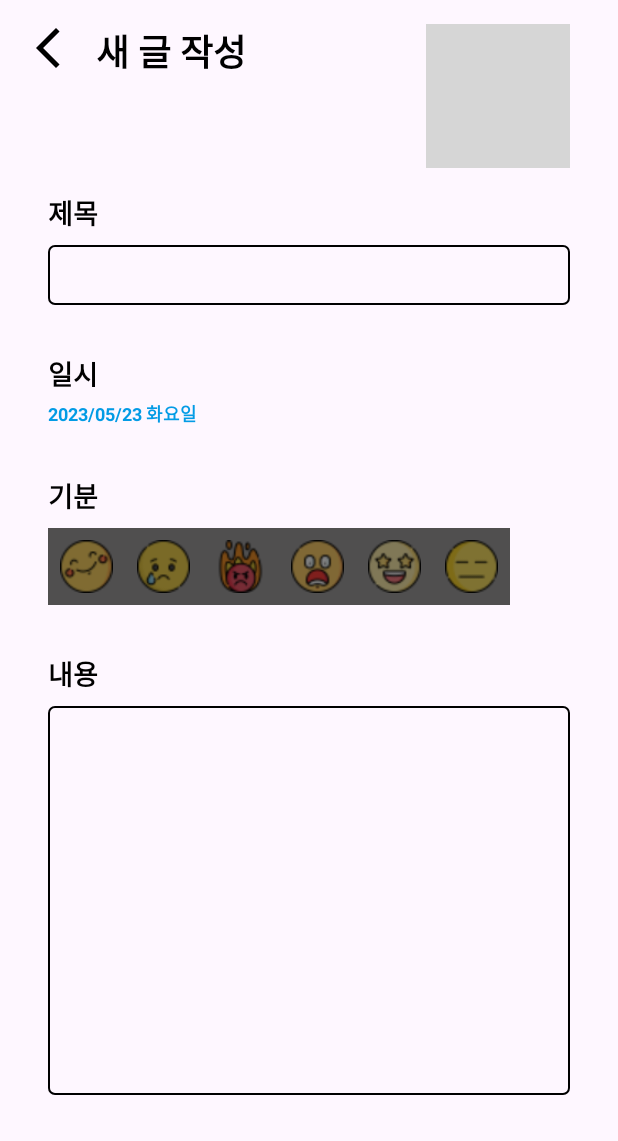
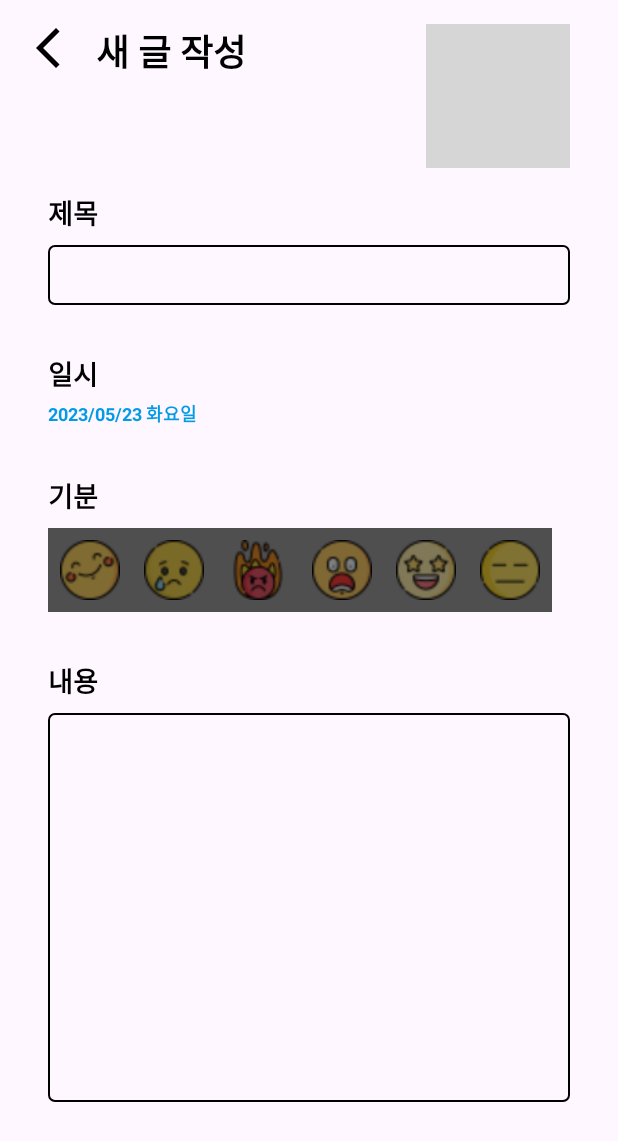
Before and after one commit to Baeju0/DreamDiary, an Android app: the layout activity_diary_detail.xml on its own in the app's theme, with its tools: preview values and no code run, on a phone screen of 412 x 824 dp. Shown: the top 1141 px of the screen. Run offline under Robolectric (Android 15) with nearby library versions, the phone set to English and light mode, and no system bars; grey boxes are pictures that could not be loaded.

Commit message:
DiaryDetailActivity Function

```diff
--- a/app/src/main/AndroidManifest.xml
+++ b/app/src/main/AndroidManifest.xml
@@ -12,9 +12,6 @@
         android:supportsRtl="true"
         android:theme="@style/Theme.DreamDiary"
         tools:targetApi="31">
-        <activity
-            android:name=".DiaryDetailActivity"
-            android:exported="false" />
         <activity
             android:name=".SplashActivity"
             android:exported="true">
--- a/app/src/main/res/layout/activity_diary_detail.xml
+++ b/app/src/main/res/layout/activity_diary_detail.xml
@@ -135,42 +135,42 @@
 
 <!--        (0:행복 1:슬픔 2:분노 3:두려움 4:들뜸 5:평온)-->
             <RadioButton
-                android:layout_width="35dp"
-                android:layout_height="35dp"
+                android:layout_width="40dp"
+                android:layout_height="40dp"
                 android:button="@null"
                 android:background="@drawable/selector_btn_happy"/>
 
             <RadioButton
-                android:layout_width="35dp"
-                android:layout_height="35dp"
+                android:layout_width="40dp"
+                android:layout_height="40dp"
                 android:layout_marginLeft="16dp"
                 android:button="@null"
                 android:background="@drawable/selector_btn_sad"/>
 
             <RadioButton
-                android:layout_width="35dp"
-                android:layout_height="35dp"
+                android:layout_width="40dp"
+                android:layout_height="40dp"
                 android:layout_marginLeft="16dp"
                 android:button="@null"
                 android:background="@drawable/selector_btn_angry"/>
 
             <RadioButton
-                android:layout_width="35dp"
-                android:layout_height="35dp"
+                android:layout_width="40dp"
+                android:layout_height="40dp"
                 android:layout_marginLeft="16dp"
                 android:button="@null"
                 android:background="@drawable/selector_btn_screaming"/>
 
             <RadioButton
-                android:layout_width="35dp"
-                android:layout_height="35dp"
+                android:layout_width="40dp"
+                android:layout_height="40dp"
                 android:layout_marginLeft="16dp"
                 android:button="@null"
                 android:background="@drawable/selector_btn_exciting"/>
 
             <RadioButton
-                android:layout_width="35dp"
-                android:layout_height="35dp"
+                android:layout_width="40dp"
+                android:layout_height="40dp"
                 android:layout_marginLeft="16dp"
                 android:button="@null"
                 android:background="@drawable/selector_btn_expressionless"/>
```
Also changed, not shown: app/src/main/java/com/example/dreamdiary/DiaryDetailActivity.java (+77 -1 lines), gradle/wrapper/gradle-wrapper.properties.
